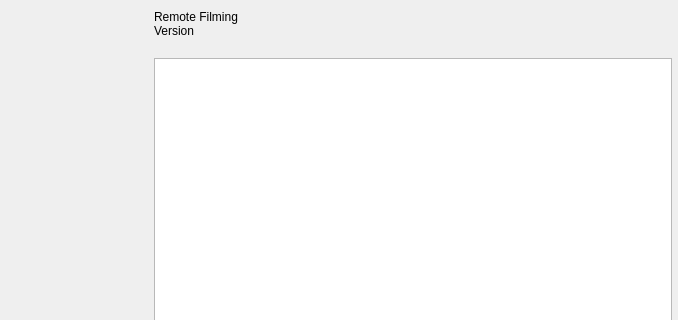
The window that vendor_skins/RemoteFilming-D/UI/forms/OBSAbout.ui (CoSMoSoftware/OBS-studio-webrtc) describes before a commit, drawn with Qt 5; both pictures show x 162 to 840 and y 0 to 320 of the 840 by 519 pixel window.
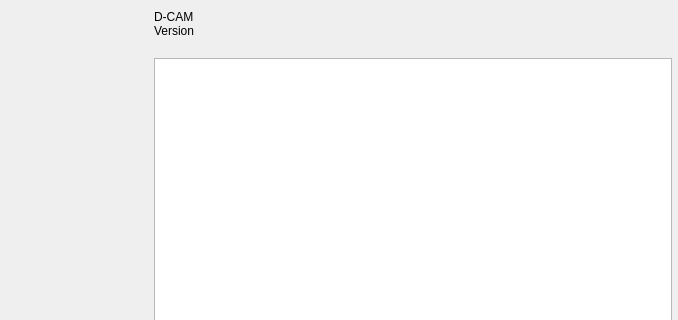
The same window after the commit. Icons and pictures are not drawn. Custom widgets are drawn as their Qt base class.

What changed in the file:
```diff
--- a/vendor_skins/RemoteFilming-D/UI/forms/OBSAbout.ui
+++ b/vendor_skins/RemoteFilming-D/UI/forms/OBSAbout.ui
@@ -76,7 +76,7 @@
        <item>
         <widget class="QLabel" name="name">
          <property name="text">
-          <string notr="true">Remote Filming</string>
+          <string notr="true">D-CAM</string>
          </property>
         </widget>
        </item>
```
